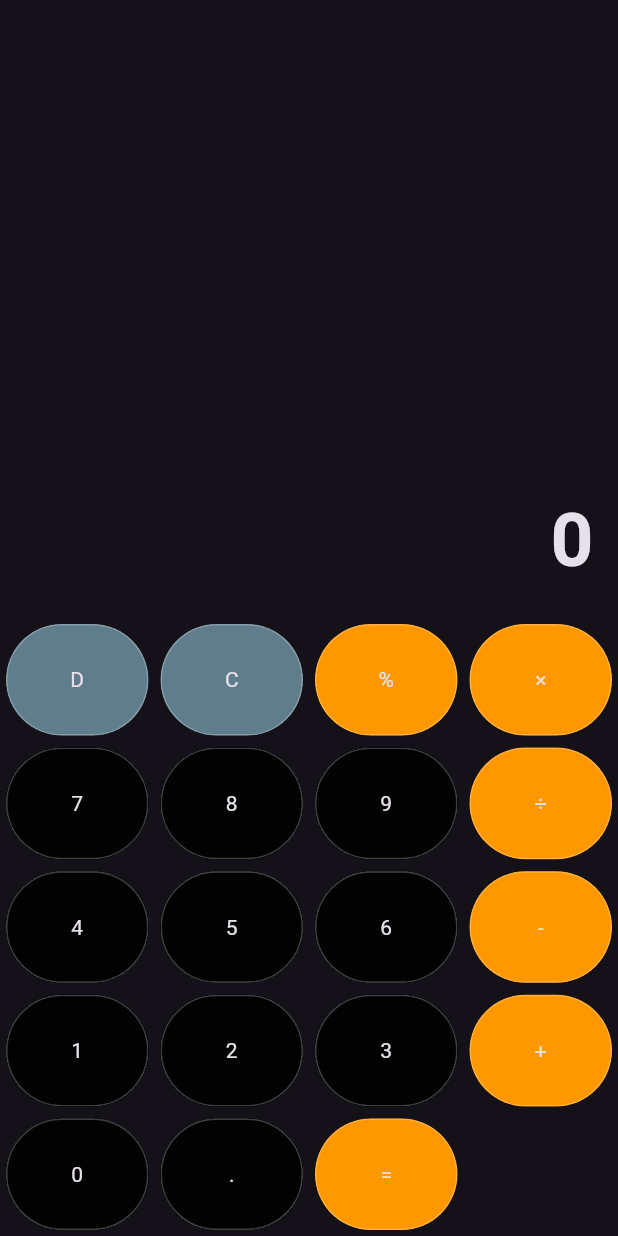
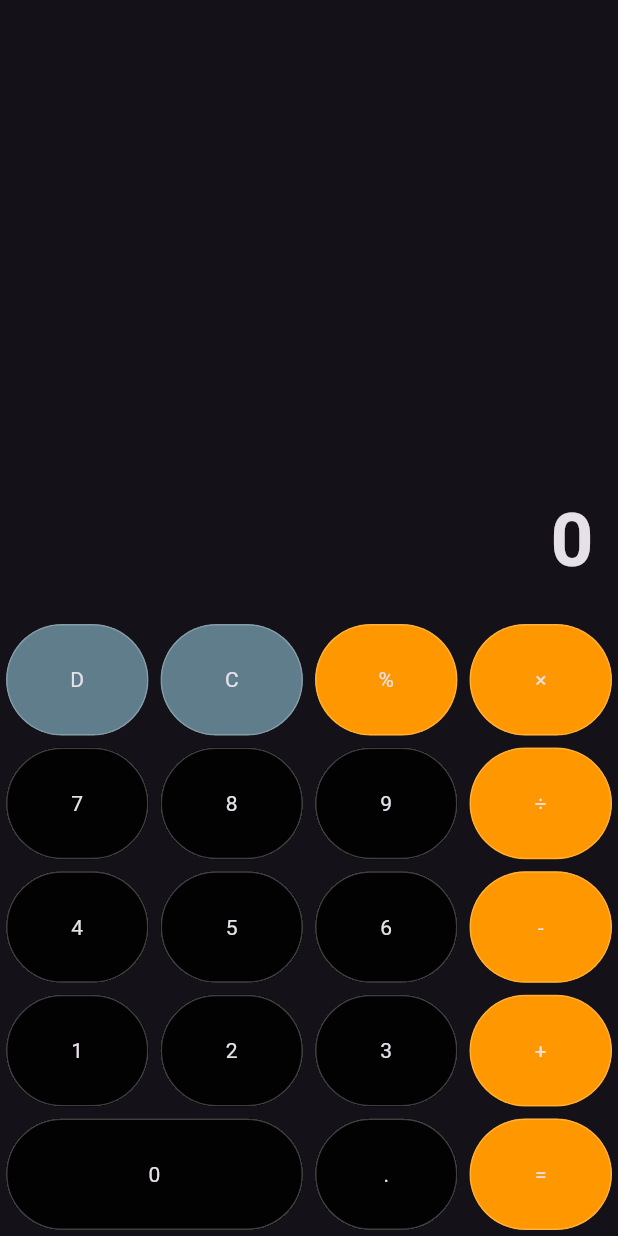
Before and after one commit to NipunaMadula/Flutter-Calc, a Flutter app: the screen it shows after launch, on a phone screen of 412 x 824 dp. Run offline on Flutter 3.47's test engine with Material 3 defaults, Android fonts, the phone set to English and light mode, and no system bars.

Commit message:
Adjust layout for screen width responsiveness

```diff
--- a/lib/calculator_screen.dart
+++ b/lib/calculator_screen.dart
@@ -38,7 +38,9 @@ class _CalculatorScreenState extends State<CalculatorScreen> {
             children: Btn.buttonValues
             .map(
               (value) => SizedBox(
-                width: screenSize.width/4,
+                width: value==Btn.n0
+                ?screenSize.width/2
+                : (screenSize.width/4),
                 height: screenSize.width/5 ,
                 child: buildbutton(value),
               ),
@@ -56,18 +58,7 @@ Widget buildbutton(value) {
   return Padding(
     padding: const EdgeInsets.all(4.0),
     child: Material(
-      color: [Btn.del,Btn.clr].contains(value)
-      ?Colors.blueGrey
-      :[
-        Btn.per,
-        Btn.multiply,
-        Btn.add,
-        Btn.subtract,
-        Btn.divide,
-        Btn.calculate
-        ].contains(value)
-        ?Colors.orange
-        :Colors.black87,
+      color: getBtnColor(value),
       clipBehavior: Clip.hardEdge,
       shape: OutlineInputBorder(
         borderSide: BorderSide(color: Colors.white24),
@@ -85,4 +76,19 @@ Widget buildbutton(value) {
   );
 }
 
+Color getBtnColor(value){
+  return [Btn.del,Btn.clr].contains(value)
+      ?Colors.blueGrey
+      :[
+        Btn.per,
+        Btn.multiply,
+        Btn.add,
+        Btn.subtract,
+        Btn.divide,
+        Btn.calculate
+        ].contains(value)
+        ?Colors.orange
+        :Colors.black87;
 }
+
+}
```
